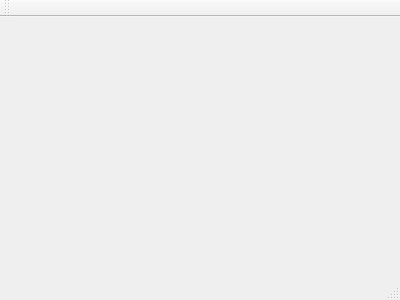
Before: the Qt Designer form mainwindow.ui in barsheel/CVLabs, drawn with Qt 5.
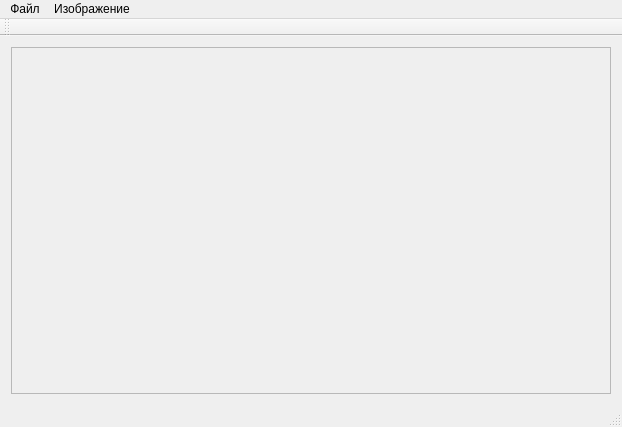
After: the same form once the commit is applied.

What changed in the file:
```diff
--- a/mainwindow.ui
+++ b/mainwindow.ui
@@ -1,24 +1,180 @@
 <ui version="4.0">
  <class>MainWindow</class>
- <widget class="QMainWindow" name="MainWindow" >
-  <property name="geometry" >
+ <widget class="QMainWindow" name="MainWindow">
+  <property name="geometry">
    <rect>
     <x>0</x>
     <y>0</y>
-    <width>400</width>
-    <height>300</height>
+    <width>622</width>
+    <height>427</height>
    </rect>
   </property>
-  <property name="windowTitle" >
+  <property name="sizePolicy">
+   <sizepolicy hsizetype="Preferred" vsizetype="Preferred">
+    <horstretch>0</horstretch>
+    <verstretch>0</verstretch>
+   </sizepolicy>
+  </property>
+  <property name="windowTitle">
    <string>MainWindow</string>
   </property>
-  <widget class="QMenuBar" name="menuBar" />
-  <widget class="QToolBar" name="mainToolBar" />
-  <widget class="QWidget" name="centralWidget" />
-  <widget class="QStatusBar" name="statusBar" />
+  <property name="dockNestingEnabled">
+   <bool>false</bool>
+  </property>
+  <property name="unifiedTitleAndToolBarOnMac">
+   <bool>false</bool>
+  </property>
+  <widget class="QWidget" name="centralWidget">
+   <layout class="QHBoxLayout" name="horizontalLayout_3">
+    <item>
+     <layout class="QVBoxLayout" name="verticalLayout_2" stretch="0">
+      <property name="spacing">
+       <number>0</number>
+      </property>
+      <property name="sizeConstraint">
+       <enum>QLayout::SetNoConstraint</enum>
+      </property>
+      <property name="leftMargin">
+       <number>0</number>
+      </property>
+      <property name="topMargin">
+       <number>0</number>
+      </property>
+      <property name="rightMargin">
+       <number>0</number>
+      </property>
+      <property name="bottomMargin">
+       <number>0</number>
+      </property>
+      <item>
+       <widget class="QScrollArea" name="scrollArea_2">
+        <property name="sizePolicy">
+         <sizepolicy hsizetype="Preferred" vsizetype="Preferred">
+          <horstretch>1</horstretch>
+          <verstretch>1</verstretch>
+         </sizepolicy>
+        </property>
+        <property name="sizeAdjustPolicy">
+         <enum>QAbstractScrollArea::AdjustToContents</enum>
+        </property>
+        <property name="widgetResizable">
+         <bool>true</bool>
+        </property>
+        <widget class="QWidget" name="scrollAreaWidgetContents_2">
+         <property name="geometry">
+          <rect>
+           <x>0</x>
+           <y>0</y>
+           <width>600</width>
+           <height>352</height>
+          </rect>
+         </property>
+         <property name="sizePolicy">
+          <sizepolicy hsizetype="Preferred" vsizetype="Preferred">
+           <horstretch>1</horstretch>
+           <verstretch>1</verstretch>
+          </sizepolicy>
+         </property>
+         <layout class="QVBoxLayout" name="verticalLayout">
+          <item>
+           <widget class="QLabel" name="imageLabel">
+            <property name="sizePolicy">
+             <sizepolicy hsizetype="Expanding" vsizetype="Expanding">
+              <horstretch>1</horstretch>
+              <verstretch>1</verstretch>
+             </sizepolicy>
+            </property>
+            <property name="text">
+             <string/>
+            </property>
+            <property name="scaledContents">
+             <bool>false</bool>
+            </property>
+           </widget>
+          </item>
+         </layout>
+        </widget>
+       </widget>
+      </item>
+     </layout>
+    </item>
+   </layout>
+  </widget>
+  <widget class="QMenuBar" name="menuBar">
+   <property name="geometry">
+    <rect>
+     <x>0</x>
+     <y>0</y>
+     <width>622</width>
+     <height>21</height>
+    </rect>
+   </property>
+   <widget class="QMenu" name="menu">
+    <property name="title">
+     <string>Файл</string>
+    </property>
+    <addaction name="loadImageAction"/>
+    <addaction name="saveImageAction"/>
+    <addaction name="saveImageAsAction"/>
+   </widget>
+   <widget class="QMenu" name="menu_2">
+    <property name="title">
+     <string>Изображение</string>
+    </property>
+    <addaction name="normalizeAction"/>
+    <addaction name="gaussAction"/>
+    <addaction name="sobelAction"/>
+    <addaction name="reloadAction"/>
+   </widget>
+   <addaction name="menu"/>
+   <addaction name="menu_2"/>
+  </widget>
+  <widget class="QToolBar" name="mainToolBar">
+   <attribute name="toolBarArea">
+    <enum>TopToolBarArea</enum>
+   </attribute>
+   <attribute name="toolBarBreak">
+    <bool>false</bool>
+   </attribute>
+  </widget>
+  <widget class="QStatusBar" name="statusBar"/>
+  <action name="loadImageAction">
+   <property name="text">
+    <string>Загрузить...</string>
+   </property>
+  </action>
+  <action name="saveImageAction">
+   <property name="text">
+    <string>Сохранить</string>
+   </property>
+  </action>
+  <action name="saveImageAsAction">
+   <property name="text">
+    <string>Сохранить как</string>
+   </property>
+  </action>
+  <action name="gaussAction">
+   <property name="text">
+    <string>Гаусс</string>
+   </property>
+  </action>
+  <action name="sobelAction">
+   <property name="text">
+    <string>Собель</string>
+   </property>
+  </action>
+  <action name="normalizeAction">
+   <property name="text">
+    <string>Нормировать</string>
+   </property>
+  </action>
+  <action name="reloadAction">
+   <property name="text">
+    <string>Отменить все изменения</string>
+   </property>
+  </action>
  </widget>
- <layoutDefault spacing="6" margin="11" />
- <pixmapfunction></pixmapfunction>
+ <layoutdefault spacing="6" margin="11"/>
  <resources/>
  <connections/>
 </ui>
```
Left out of the diff: 1 changed line with no effect on the pictures.
